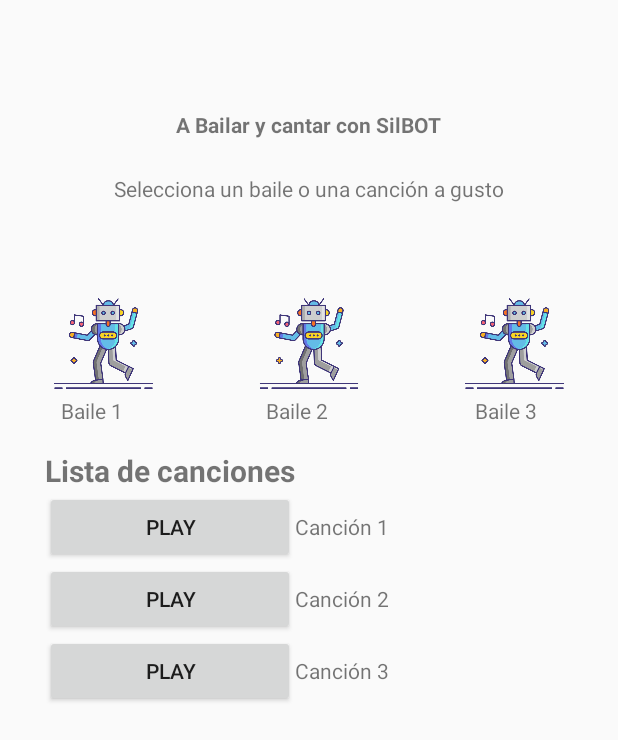
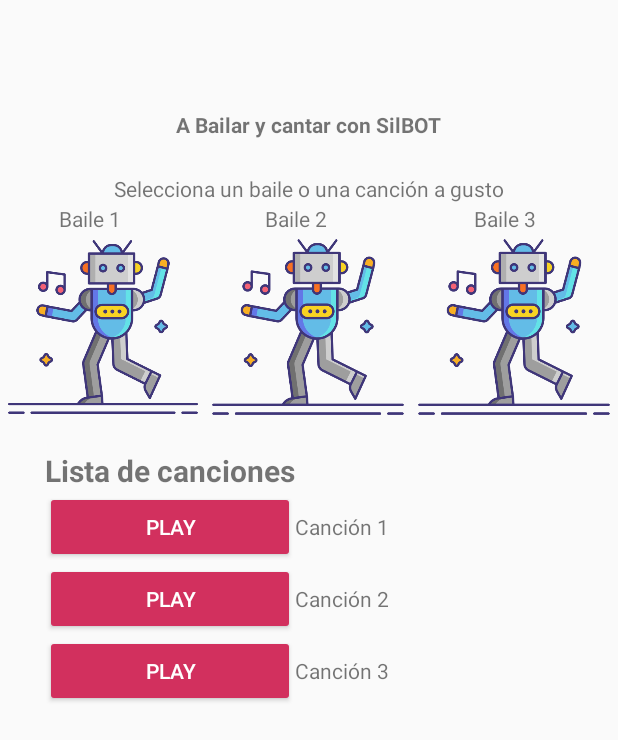
Before and after one commit to Shopos/projectoRoboc, an Android app: the PistaBailable screen opened directly, with no data from a screen before it, on a phone screen of 412 x 824 dp. Shown: the top 740 px of the screen. Run offline under Robolectric (Android 15) with nearby library versions, the light colour scheme and no system bars.

Commit message:
Direcciones joystick y modificación de interfaz

```diff
--- a/roboOtto/app/src/main/java/com/examples/robootto/ControlBot.kt
+++ b/roboOtto/app/src/main/java/com/examples/robootto/ControlBot.kt
@@ -12,11 +12,13 @@ import androidx.core.view.WindowInsetsCompat
 import android.widget.Button
 import android.content.Intent
 import android.util.Log
+import android.widget.TextView
 import kotlin.math.atan2
 
 class ControlBot : AppCompatActivity() {
     private lateinit var joystickBall: ImageView
     private lateinit var joystickLayout: RelativeLayout
+    private lateinit var directionText: TextView
     private var centerX: Float = 0f
     private var centerY: Float = 0f
     private var radius: Float = 0f
@@ -37,6 +39,8 @@ class ControlBot : AppCompatActivity() {
 
         joystickBall = findViewById(R.id.joystickBall)
         joystickLayout = findViewById(R.id.joystickLayout)
+        directionText = findViewById(R.id.textView12)
+        directionText.text = ""
 
         joystickLayout.post {
             centerX = (joystickLayout.width / 2).toFloat()
@@ -92,6 +96,8 @@ class ControlBot : AppCompatActivity() {
                         direction = "Derecha"
                     }
 
+                    directionText.text = direction
+
                     Log.d("Joystick", "X: $relativeX, Y: $relativeY, Angle: $angle, Magnitude: $magnitude")
                     Log.d("Direction", direction)
 
@@ -103,15 +109,12 @@ class ControlBot : AppCompatActivity() {
 
 
                     Log.d("Joystick", "Joystick reset to center")
+                    directionText.text = ""
                 }
             }
             true
         }
     }
 
-    override fun onBackPressed() {
-        super.onBackPressed()
-        finish()
-    }
 
 }
--- a/roboOtto/app/src/main/java/com/examples/robootto/PistaBailable.kt
+++ b/roboOtto/app/src/main/java/com/examples/robootto/PistaBailable.kt
@@ -8,9 +8,13 @@ import android.content.Intent
 import android.widget.Button
 import androidx.core.view.WindowInsetsCompat
 import android.media.MediaPlayer
+import android.widget.FrameLayout
+import android.widget.ImageView
 
 
 class PistaBailable : AppCompatActivity() {
+
+    private var selectedFrame: FrameLayout? = null
     override fun onCreate(savedInstanceState: Bundle?) {
         super.onCreate(savedInstanceState)
         enableEdgeToEdge()
@@ -27,31 +31,32 @@ class PistaBailable : AppCompatActivity() {
         val mediaPlayer = MediaPlayer.create(this, R.raw.music_file)
 
         //val backButton = findViewById<Button>(R.id.volverButton)
-        /**
-        backButton.setOnClickListener{
-            mediaPlayer.pause()
-            mediaPlayer.seekTo(0)
-            val intent = Intent(this, MenuSelector::class.java)
-            startActivity(intent)
-        }
-        startButton.setOnClickListener {
-            mediaPlayer.start()
-            startButton.visibility = Button.GONE
-            stopButton.visibility = Button.VISIBLE
-        }
 
-        stopButton.setOnClickListener {
-            mediaPlayer.pause()
-            mediaPlayer.seekTo(0)
-            startButton.visibility = Button.VISIBLE
-            stopButton.visibility = Button.GONE
-        }
+        val baile1 = findViewById<FrameLayout>(R.id.baile1)
+        val baile2 = findViewById<FrameLayout>(R.id.baile2)
+        val baile3 = findViewById<FrameLayout>(R.id.baile3)
 
-         **/
+
+
+        baile1.setOnClickListener{onImageClick(baile1)}
+        baile2.setOnClickListener{onImageClick(baile2)}
+        baile3.setOnClickListener{onImageClick(baile3)}
+
+
+
+
     }
 
-    override fun onBackPressed() {
-        super.onBackPressed()
-        finish()
+    private fun onImageClick(frameLayout: FrameLayout) {
+        if (frameLayout.id == selectedFrame?.id) {
+            frameLayout.setBackgroundResource(android.R.color.transparent)
+            selectedFrame = null
+        }
+        else {
+            selectedFrame?.setBackgroundResource(android.R.color.transparent)
+            frameLayout.setBackgroundResource(R.drawable.border)
+            selectedFrame = frameLayout
+        }
     }
+
 }
--- /dev/null
+++ b/roboOtto/app/src/main/res/drawable/border.xml
@@ -0,0 +1,10 @@
+<layer-list xmlns:android="http://schemas.android.com/apk/res/android">
+    <item>
+        <shape android:shape="rectangle">
+            <solid android:color="@android:color/transparent" />
+            <stroke
+                android:width="4dp"
+                android:color="@color/pinkIcc" />
+        </shape>
+    </item>
+</layer-list>
--- a/roboOtto/app/src/main/res/layout/activity_control_bot.xml
+++ b/roboOtto/app/src/main/res/layout/activity_control_bot.xml
@@ -70,4 +70,17 @@
             android:src="@drawable/ballnew" />
     </RelativeLayout>
 
+    <TextView
+        android:id="@+id/textView12"
+        android:layout_width="wrap_content"
+        android:layout_height="wrap_content"
+        android:text="TextView"
+        android:textColor="#000000"
+        android:textSize="35sp"
+        android:textStyle="bold"
+        app:layout_constraintBottom_toBottomOf="parent"
+        app:layout_constraintEnd_toEndOf="parent"
+        app:layout_constraintStart_toStartOf="parent"
+        app:layout_constraintTop_toBottomOf="@+id/joystickLayout" />
+
 </androidx.constraintlayout.widget.ConstraintLayout>
--- a/roboOtto/app/src/main/res/layout/activity_pista_bailable.xml
+++ b/roboOtto/app/src/main/res/layout/activity_pista_bailable.xml
@@ -28,37 +28,29 @@
         app:layout_constraintStart_toStartOf="parent"
         app:layout_constraintTop_toBottomOf="@+id/textView4" />
 
+    <LinearLayout
+        android:layout_width="match_parent"
+        android:layout_height="164dp"
+        android:orientation="horizontal"
+        app:layout_constraintBottom_toTopOf="@+id/scrollView2"
+        app:layout_constraintEnd_toEndOf="parent"
+        app:layout_constraintHorizontal_bias="0.5"
+        app:layout_constraintStart_toStartOf="parent"
+        app:layout_constraintTop_toBottomOf="@+id/textView8"
+        app:layout_constraintVertical_bias="1.0">
+
+        <FrameLayout
+            android:id="@+id/baile1"
+            android:layout_width="0dp"
+            android:layout_height="match_parent"
+            android:layout_weight="1">
+
             <ImageView
                 android:id="@+id/imageView7"
-        android:layout_width="0dp"
-        android:layout_height="0dp"
+                android:layout_width="match_parent"
+                android:layout_height="match_parent"
                 android:layout_marginStart="1dp"
                 android:layout_marginEnd="1dp"
-        app:layout_constraintBottom_toTopOf="@+id/textView9"
-        app:layout_constraintEnd_toStartOf="@+id/imageView8"
-        app:layout_constraintStart_toStartOf="parent"
-        app:layout_constraintTop_toTopOf="@+id/imageView8"
-        app:srcCompat="@drawable/baile" />
-
-    <ImageView
-        android:id="@+id/imageView8"
-        android:layout_width="0dp"
-        android:layout_height="70dp"
-        android:layout_marginEnd="1dp"
-        app:layout_constraintBottom_toTopOf="@+id/textView11"
-        app:layout_constraintEnd_toStartOf="@+id/imageView9"
-        app:layout_constraintStart_toEndOf="@+id/imageView7"
-        app:srcCompat="@drawable/baile" />
-
-    <ImageView
-        android:id="@+id/imageView9"
-        android:layout_width="0dp"
-        android:layout_height="0dp"
-        android:layout_marginEnd="1dp"
-        app:layout_constraintBottom_toTopOf="@+id/textView11"
-        app:layout_constraintEnd_toEndOf="parent"
-        app:layout_constraintStart_toEndOf="@+id/imageView8"
-        app:layout_constraintTop_toTopOf="@+id/imageView8"
                 app:srcCompat="@drawable/baile" />
 
             <TextView
@@ -66,30 +58,55 @@
                 android:layout_width="wrap_content"
                 android:layout_height="wrap_content"
                 android:layout_marginStart="39dp"
-        android:text="Baile 1"
-        app:layout_constraintStart_toStartOf="@+id/imageView7"
-        app:layout_constraintTop_toBottomOf="@+id/imageView8" />
+                android:text="Baile 1" />
+        </FrameLayout>
+
+        <FrameLayout
+            android:id="@+id/baile2"
+            android:layout_width="0dp"
+            android:layout_height="match_parent"
+            android:layout_weight="1">
+
+            <ImageView
+                android:id="@+id/imageView8"
+                android:layout_width="match_parent"
+                android:layout_height="match_parent"
+                android:layout_marginEnd="1dp"
+                app:srcCompat="@drawable/baile" />
 
             <TextView
                 android:id="@+id/textView10"
                 android:layout_width="wrap_content"
                 android:layout_height="wrap_content"
                 android:layout_marginStart="39dp"
-        android:text="Baile 2"
-        app:layout_constraintStart_toStartOf="@+id/imageView8"
-        app:layout_constraintTop_toBottomOf="@+id/imageView8" />
+                android:text="Baile 2" />
+        </FrameLayout>
+
+        <FrameLayout
+            android:id="@+id/baile3"
+            android:layout_width="0dp"
+            android:layout_height="match_parent"
+            android:layout_weight="1">
+
+            <ImageView
+                android:id="@+id/imageView9"
+                android:layout_width="match_parent"
+                android:layout_height="match_parent"
+                android:layout_marginEnd="1dp"
+                app:srcCompat="@drawable/baile" />
 
             <TextView
                 android:id="@+id/textView11"
                 android:layout_width="wrap_content"
                 android:layout_height="wrap_content"
                 android:layout_marginStart="41dp"
-        android:layout_marginTop="264dp"
-        android:text="Baile 3"
-        app:layout_constraintStart_toStartOf="@+id/imageView9"
-        app:layout_constraintTop_toTopOf="parent" />
+                android:layout_marginTop="0dp"
+                android:text="Baile 3" />
+        </FrameLayout>
+    </LinearLayout>
 
     <ScrollView
+        android:id="@+id/scrollView2"
         android:layout_width="412dp"
         android:layout_height="1000dp"
         android:layout_marginTop="300dp"
@@ -108,7 +125,7 @@
 
             <TableRow
                 android:layout_width="match_parent"
-                android:layout_height="match_parent" >
+                android:layout_height="match_parent">
 
                 <TextView
                     android:id="@+id/textView16"
@@ -127,7 +144,9 @@
                     android:id="@+id/button"
                     android:layout_width="wrap_content"
                     android:layout_height="wrap_content"
-                    android:text="Play" />
+                    android:backgroundTint="@color/pinkIcc"
+                    android:text="Play"
+                    android:textColor="@color/white" />
 
                 <TextView
                     android:id="@+id/textView13"
@@ -139,13 +158,15 @@
 
             <TableRow
                 android:layout_width="match_parent"
-                android:layout_height="match_parent" >
+                android:layout_height="match_parent">
 
                 <Button
                     android:id="@+id/button2"
                     android:layout_width="wrap_content"
                     android:layout_height="wrap_content"
-                    android:text="Play" />
+                    android:backgroundTint="@color/pinkIcc"
+                    android:text="Play"
+                    android:textColor="@color/white" />
 
                 <TextView
                     android:id="@+id/textView14"
@@ -156,13 +177,15 @@
 
             <TableRow
                 android:layout_width="match_parent"
-                android:layout_height="match_parent" >
+                android:layout_height="match_parent">
 
                 <Button
                     android:id="@+id/button3"
                     android:layout_width="wrap_content"
                     android:layout_height="wrap_content"
-                    android:text="Play" />
+                    android:backgroundTint="@color/pinkIcc"
+                    android:text="Play"
+                    android:textColor="@color/white" />
 
                 <TextView
                     android:id="@+id/textView15"
@@ -173,4 +196,11 @@
         </TableLayout>
     </ScrollView>
 
+    <androidx.constraintlayout.widget.Guideline
+        android:id="@+id/guideline"
+        android:layout_width="wrap_content"
+        android:layout_height="wrap_content"
+        android:orientation="horizontal"
+        app:layout_constraintGuide_begin="20dp" />
+
 </androidx.constraintlayout.widget.ConstraintLayout>
```
Lines whose indentation alone changed are shown as unchanged.
